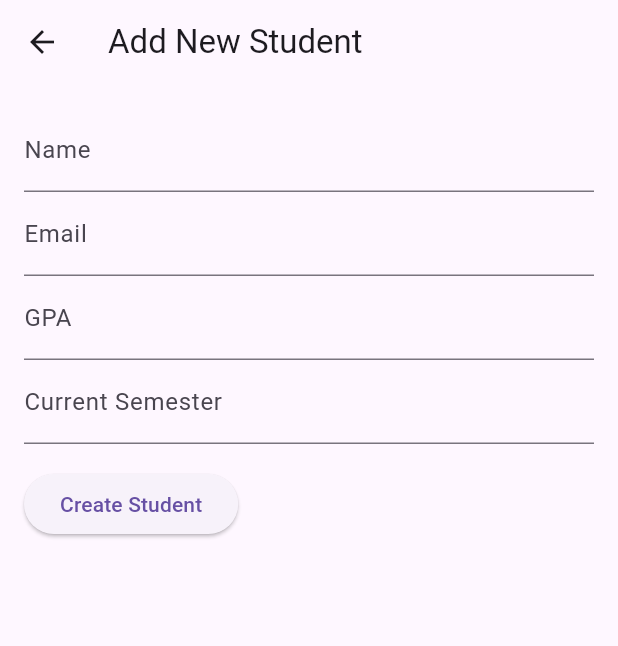
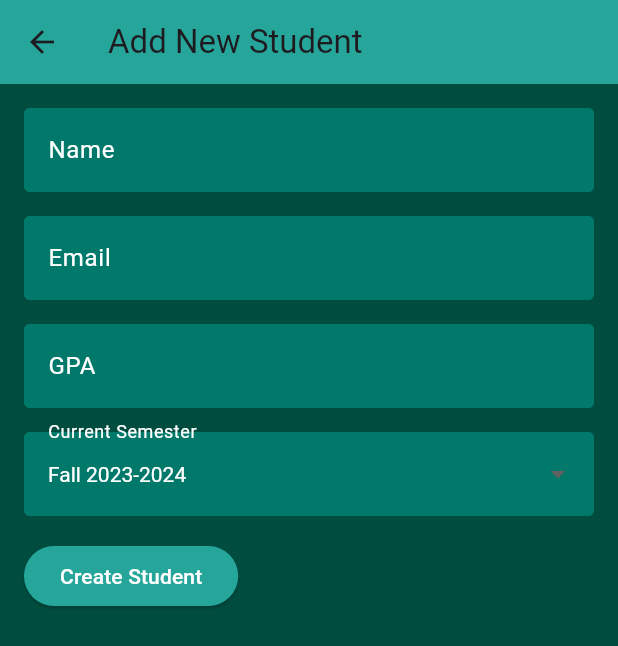
Before and after one commit to ElioAzzi12/elio_azzi_62030137_project_2, a Flutter app: the AddStudentPage screen opened directly, on a phone screen of 412 x 824 dp. Shown: the top 646 px of the screen. Run offline on Flutter 3.47's test engine with Material 3 defaults, Android fonts, the light colour scheme and no system bars; network calls fail.

Commit message:
fixed add students page

```diff
--- a/lib/add_student_page.dart
+++ b/lib/add_student_page.dart
@@ -12,7 +12,7 @@ class _AddStudentPageState extends State<AddStudentPage> {
   String name = '';
   String email = '';
   double gpa = 0.0;
-  String currentSemester = '';
+  String currentSemester = 'Fall 2023-2024';
 
   void _submitForm() async {
     if (_formKey.currentState!.validate()) {
@@ -59,7 +59,9 @@ class _AddStudentPageState extends State<AddStudentPage> {
     return Scaffold(
       appBar: AppBar(
         title: Text("Add New Student"),
+        backgroundColor: Colors.teal[400],
       ),
+      backgroundColor: Colors.teal[900],
       body: SingleChildScrollView(
         child: Form(
           key: _formKey,
@@ -69,19 +71,57 @@ class _AddStudentPageState extends State<AddStudentPage> {
               crossAxisAlignment: CrossAxisAlignment.start,
               children: <Widget>[
                 TextFormField(
-                  decoration: InputDecoration(labelText: 'Name'),
+                  decoration: InputDecoration(
+                    labelText: 'Name',
+                    labelStyle: TextStyle(color: Colors.white),
+                    filled: true,
+                    fillColor: Colors.teal[700]!,
+                    enabledBorder: OutlineInputBorder(
+                      borderSide: BorderSide(color: Colors.teal[700]!),
+                    ),
+                    focusedBorder: OutlineInputBorder(
+                      borderSide: BorderSide(color: Colors.teal[500]!),
+                    ),
+                  ),
+                  style: TextStyle(color: Colors.white),
                   onSaved: (value) => name = value!,
                   validator: (value) => value!.isEmpty ? 'Name cannot be empty' : null,
                 ),
+                SizedBox(height: 16),
                 TextFormField(
-                  decoration: InputDecoration(labelText: 'Email'),
+                  decoration: InputDecoration(
+                    labelText: 'Email',
+                    labelStyle: TextStyle(color: Colors.white),
+                    filled: true,
+                    fillColor: Colors.teal[700]!,
+                    enabledBorder: OutlineInputBorder(
+                      borderSide: BorderSide(color: Colors.teal[700]!),
+                    ),
+                    focusedBorder: OutlineInputBorder(
+                      borderSide: BorderSide(color: Colors.teal[500]!),
+                    ),
+                  ),
                   keyboardType: TextInputType.emailAddress,
+                  style: TextStyle(color: Colors.white),
                   onSaved: (value) => email = value!,
                   validator: (value) => value!.isEmpty ? 'Email cannot be empty' : null,
                 ),
+                SizedBox(height: 16),
                 TextFormField(
-                  decoration: InputDecoration(labelText: 'GPA'),
+                  decoration: InputDecoration(
+                    labelText: 'GPA',
+                    labelStyle: TextStyle(color: Colors.white),
+                    filled: true,
+                    fillColor: Colors.teal[700]!,
+                    enabledBorder: OutlineInputBorder(
+                      borderSide: BorderSide(color: Colors.teal[700]!),
+                    ),
+                    focusedBorder: OutlineInputBorder(
+                      borderSide: BorderSide(color: Colors.teal[500]!),
+                    ),
+                  ),
                   keyboardType: TextInputType.numberWithOptions(decimal: true),
+                  style: TextStyle(color: Colors.white),
                   onSaved: (value) => gpa = double.tryParse(value!) ?? 0.0,
                   validator: (value) {
                     final numVal = double.tryParse(value!);
@@ -93,16 +133,44 @@ class _AddStudentPageState extends State<AddStudentPage> {
                     return null;
                   },
                 ),
-                TextFormField(
-                  decoration: InputDecoration(labelText: 'Current Semester'),
-                  onSaved: (value) => currentSemester = value!,
-                  validator: (value) => value!.isEmpty ? 'Current Semester cannot be empty' : null,
+                SizedBox(height: 16),
+                DropdownButtonFormField<String>(
+                  decoration: InputDecoration(
+                    labelText: 'Current Semester',
+                    labelStyle: TextStyle(color: Colors.white),
+                    filled: true,
+                    fillColor: Colors.teal[700]!,
+                    enabledBorder: OutlineInputBorder(
+                      borderSide: BorderSide(color: Colors.teal[700]!),
+                    ),
+                    focusedBorder: OutlineInputBorder(
+                      borderSide: BorderSide(color: Colors.teal[500]!),
+                    ),
+                  ),
+                  value: currentSemester,
+                  items: <String>['Fall 2023-2024', 'Spring 2024', 'Summer 2024']
+                      .map<DropdownMenuItem<String>>((String value) {
+                    return DropdownMenuItem<String>(
+                      value: value,
+                      child: Text(value, style: TextStyle(color: Colors.white)),
+                    );
+                  }).toList(),
+                  onChanged: (String? newValue) {
+                    setState(() {
+                      currentSemester = newValue!;
+                    });
+                  },
+                  dropdownColor: Colors.teal[700],
+                  style: TextStyle(color: Colors.white),
                 ),
                 Padding(
                   padding: const EdgeInsets.symmetric(vertical: 16.0),
                   child: ElevatedButton(
                     onPressed: _submitForm,
-                    child: Text('Create Student'),
+                    child: Text('Create Student', style: TextStyle(color: Colors.white)),
+                    style: ElevatedButton.styleFrom(
+                      primary: Colors.teal[400],
+                    ),
                   ),
                 ),
               ],
```
